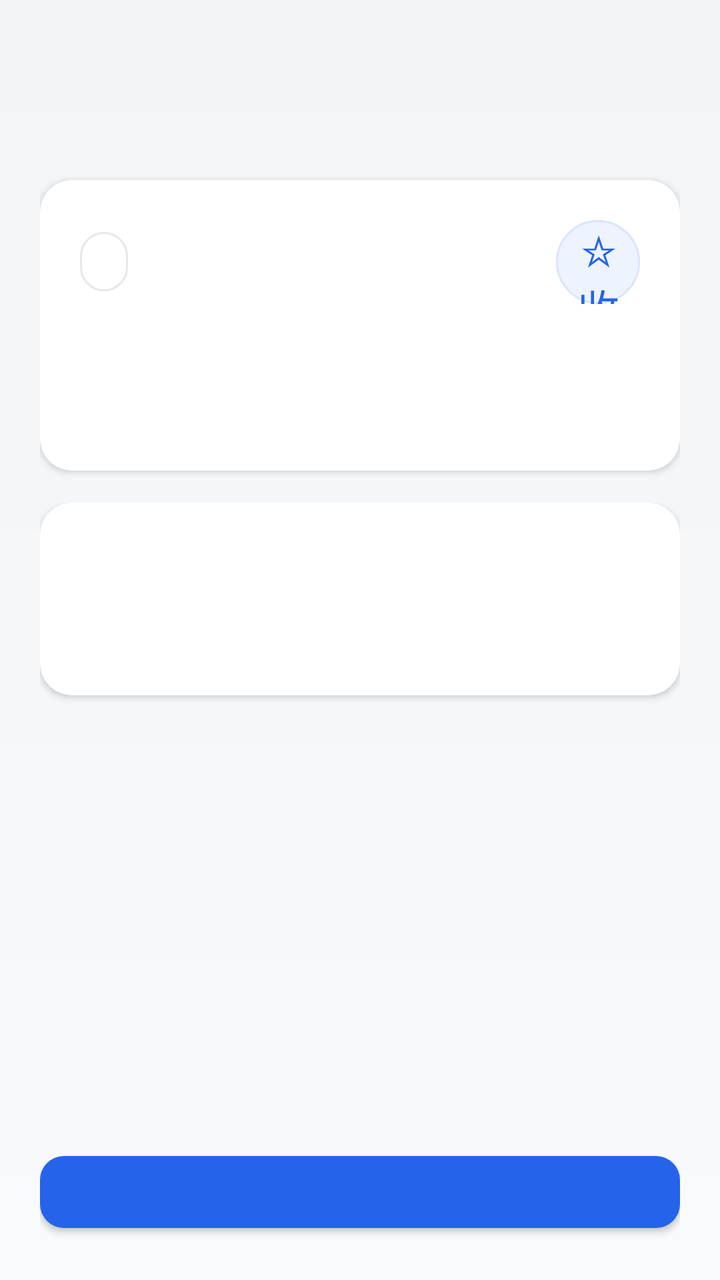
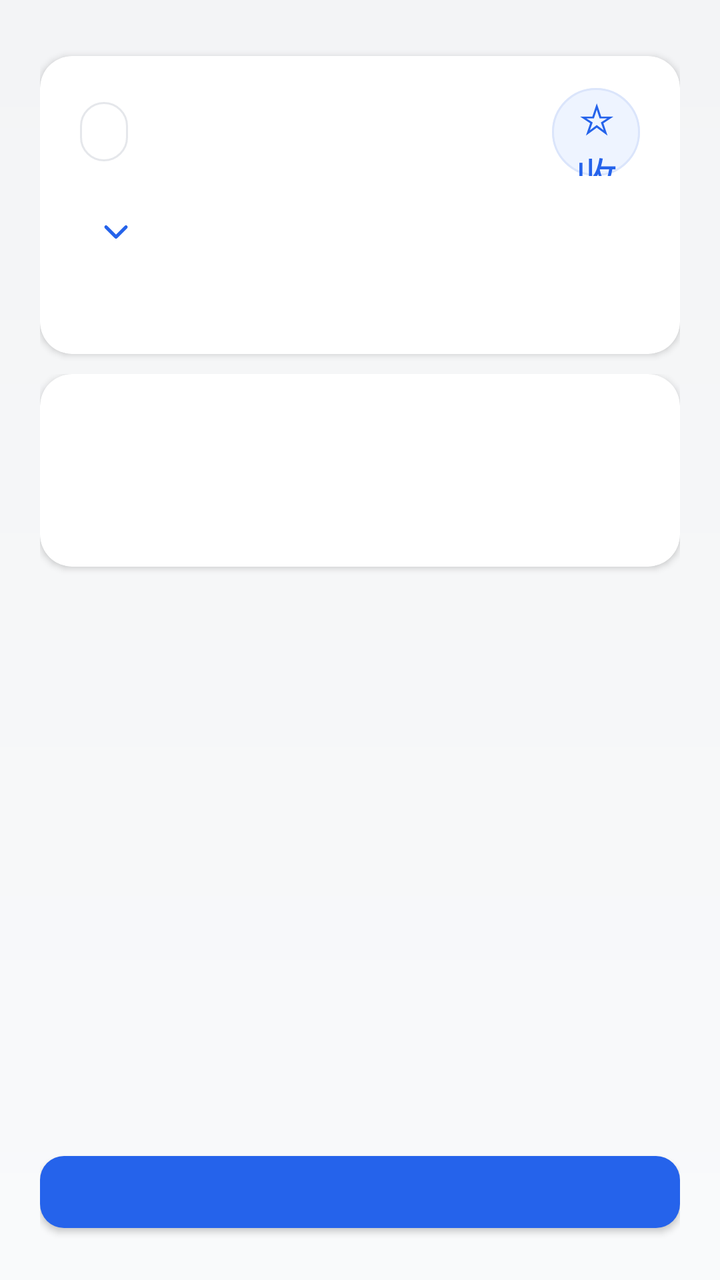

Compare the two renders of this Android layout. The source of the first and the diff that turns it into the second are given below.
<!-- AndroidManifest.xml: application theme Theme.AIQuizLite -->
<!-- res/layout/activity_quiz.xml -->
<?xml version="1.0" encoding="utf-8"?>
<LinearLayout xmlns:android="http://schemas.android.com/apk/res/android"
    xmlns:app="http://schemas.android.com/apk/res-auto"
    android:id="@+id/quizRoot"
    android:layout_width="match_parent"
    android:layout_height="match_parent"
    android:orientation="vertical"
    android:padding="20dp">

    
    <com.google.android.material.card.MaterialCardView
        android:id="@+id/headerCard"
        android:layout_width="match_parent"
        android:layout_height="wrap_content"
        app:cardBackgroundColor="@color/brand_card"
        app:cardCornerRadius="16dp"
        app:cardElevation="2dp"
        android:layout_marginTop="70dp"
        app:strokeWidth="0dp">

        <LinearLayout
            android:id="@+id/headerContent"
            android:layout_width="match_parent"
            android:layout_height="wrap_content"
            android:orientation="vertical"
            android:padding="20dp">

            
            <LinearLayout
                android:layout_width="match_parent"
                android:layout_height="wrap_content"
                android:gravity="center_vertical"
                android:orientation="horizontal">

                <FrameLayout
                    android:layout_width="0dp"
                    android:layout_height="wrap_content"
                    android:layout_weight="1">

                    <TextView
                        android:id="@+id/modeTitleText"
                        android:layout_width="wrap_content"
                        android:layout_height="wrap_content"
                        android:background="@drawable/card_background"
                        android:ellipsize="end"
                        android:fontFamily="sans-serif-medium"
                        android:maxLines="1"
                        android:paddingHorizontal="12dp"
                        android:paddingVertical="6dp"
                        android:textColor="@color/brand_primary"
                        android:textSize="13sp"
                        android:textStyle="bold" />
                </FrameLayout>

                <com.google.android.material.button.MaterialButton
                    android:id="@+id/favoriteButton"
                    style="@style/ButtonStyle.Secondary"
                    android:layout_width="42dp"
                    android:layout_height="42dp"
                    android:layout_marginStart="10dp"
                    android:backgroundTint="@color/brand_primary_soft"
                    android:contentDescription="@string/favorite_question"
                    android:insetTop="0dp"
                    android:insetBottom="0dp"
                    android:minWidth="0dp"
                    android:minHeight="0dp"
                    android:padding="0dp"
                    android:text="@string/favorite_add"
                    android:textSize="21sp"
                    app:cornerRadius="21dp"
                    app:strokeColor="@color/brand_primary_border"
                    app:strokeWidth="1dp" />
            </LinearLayout>

            
            <TextView
                android:id="@+id/progressText"
                android:layout_width="match_parent"
                android:layout_height="wrap_content"
                android:layout_marginTop="14dp"
                android:fontFamily="sans-serif-medium"
                android:textColor="@color/brand_ink"
                android:textSize="18sp"
                android:textStyle="bold" />

            
            <TextView
                android:id="@+id/metaText"
                android:layout_width="wrap_content"
                android:layout_height="wrap_content"
                android:layout_marginTop="6dp"
                android:lineSpacingExtra="3dp"
                android:textColor="@color/brand_text_muted"
                android:textSize="14sp" />

            
            <LinearLayout
                android:id="@+id/correctionPromptRow"
                android:layout_width="match_parent"
                android:layout_height="wrap_content"
                android:layout_marginTop="14dp"
                android:background="@drawable/bg_correction_prompt"
                android:gravity="center_vertical"
                android:minHeight="48dp"
                android:orientation="horizontal"
                android:paddingStart="12dp"
                android:paddingEnd="6dp"
                android:visibility="gone">

                <TextView
                    android:layout_width="wrap_content"
                    android:layout_height="wrap_content"
                    android:text="@string/correction_prompt_symbol"
                    android:textColor="@color/brand_error_dark"
                    android:textSize="14sp"
                    android:textStyle="bold" />

                <TextView
                    android:layout_width="0dp"
                    android:layout_height="wrap_content"
                    android:layout_marginStart="8dp"
                    android:layout_weight="1"
                    android:text="@string/question_answer_may_be_wrong"
                    android:textColor="@color/brand_error_dark"
                    android:textSize="13sp" />

                <com.google.android.material.button.MaterialButton
                    android:id="@+id/correctionButton"
                    style="@style/Widget.MaterialComponents.Button.TextButton"
                    android:layout_width="wrap_content"
                    android:layout_height="40dp"
                    android:backgroundTint="@android:color/transparent"
                    android:insetTop="0dp"
                    android:insetBottom="0dp"
                    android:minWidth="0dp"
                    android:minHeight="0dp"
                    android:paddingStart="10dp"
                    android:paddingEnd="10dp"
                    android:text="@string/submit_correction"
                    android:textColor="@color/brand_error_dark"
                    android:textSize="13sp" />
            </LinearLayout>
        </LinearLayout>
    </com.google.android.material.card.MaterialCardView>

    
    <ScrollView
        android:id="@+id/contentScrollView"
        android:layout_width="match_parent"
        android:layout_height="0dp"
        android:layout_marginTop="16dp"
        android:layout_weight="1"
        android:fillViewport="true"
        android:scrollbars="none">

        <LinearLayout
            android:layout_width="match_parent"
            android:layout_height="wrap_content"
            android:orientation="vertical">

            
            <com.google.android.material.card.MaterialCardView
                android:id="@+id/questionCard"
                android:layout_width="match_parent"
                android:layout_height="wrap_content"
                app:cardBackgroundColor="@color/brand_card"
                app:cardCornerRadius="16dp"
                app:cardElevation="2dp"
                app:strokeWidth="0dp">

                <LinearLayout
                    android:id="@+id/questionContent"
                    android:layout_width="match_parent"
                    android:layout_height="wrap_content"
                    android:orientation="vertical"
                    android:padding="24dp">

                    
                    <TextView
                        android:id="@+id/questionText"
                        android:layout_width="match_parent"
                        android:layout_height="wrap_content"
                        android:textColor="@color/brand_ink"
                        android:textSize="18sp"
                        android:textStyle="bold"
                        android:fontFamily="sans-serif-medium"
                        android:lineSpacingExtra="4dp" />

                    
                    <ImageView
                        android:id="@+id/questionImage"
                        android:layout_width="match_parent"
                        android:layout_height="wrap_content"
                        android:layout_marginTop="20dp"
                        android:adjustViewBounds="true"
                        android:contentDescription="@string/question_image"
                        android:scaleType="fitCenter"
                        android:visibility="gone" />

                    
                    <LinearLayout
                        android:id="@+id/optionsContainer"
                        android:layout_width="match_parent"
                        android:layout_height="wrap_content"
                        android:layout_marginTop="24dp"
                        android:orientation="vertical" />

                    
                    <com.google.android.material.card.MaterialCardView
                        android:id="@+id/feedbackCard"
                        android:layout_width="match_parent"
                        android:layout_height="wrap_content"
                        android:layout_marginTop="20dp"
                        android:visibility="gone"
                        app:cardCornerRadius="12dp"
                        app:cardElevation="0dp"
                        app:strokeWidth="0dp">

                        <LinearLayout
                            android:layout_width="match_parent"
                            android:layout_height="wrap_content"
                            android:orientation="vertical"
                            android:padding="16dp">

                            <TextView
                                android:id="@+id/feedbackText"
                                android:layout_width="match_parent"
                                android:layout_height="wrap_content"
                                android:textColor="@color/brand_ink"
                                android:textSize="15sp"
                                android:lineSpacingExtra="3dp" />
                        </LinearLayout>
                    </com.google.android.material.card.MaterialCardView>
                </LinearLayout>
            </com.google.android.material.card.MaterialCardView>
        </LinearLayout>
    </ScrollView>

    <com.google.android.material.button.MaterialButton
        android:id="@+id/aiExplanationButton"
        style="@style/ButtonStyle.Secondary"
        android:layout_width="match_parent"
        android:layout_height="wrap_content"
        android:layout_marginTop="16dp"
        android:text="@string/ai_explanation"
        android:visibility="gone" />

    
    <com.google.android.material.button.MaterialButton
        android:id="@+id/primaryButton"
        style="@style/ButtonStyle.Primary"
        android:layout_width="match_parent"
        android:layout_height="wrap_content"
        android:layout_marginTop="10dp" />
</LinearLayout>
<!-- resources referenced by this layout -->
<resources>
  <color name="brand_card">#FFFFFF</color>
  <color name="brand_error_dark">#B82A31</color>
  <color name="brand_ink">#111827</color>
  <color name="brand_primary">#2563EB</color>
  <color name="brand_primary_border">#DBE5FB</color>
  <color name="brand_primary_soft">#EEF4FF</color>
  <color name="brand_text_muted">#9CA3AF</color>
  <!-- drawable bg_correction_prompt (drawable) -->
  <?xml version="1.0" encoding="utf-8"?>
  <shape xmlns:android="http://schemas.android.com/apk/res/android"
      android:shape="rectangle">
      <solid android:color="@color/brand_error_soft" />
      <corners android:radius="12dp" />
  </shape>
  <!-- drawable card_background (drawable) -->
  <?xml version="1.0" encoding="utf-8"?>
  <shape xmlns:android="http://schemas.android.com/apk/res/android"
      android:shape="rectangle">
      <solid android:color="#FFFFFF" />
      <corners android:radius="16dp" />
      <stroke
          android:width="1dp"
          android:color="#E5E7EB" />
  </shape>
  <string name="ai_explanation">AI讲解</string>
  <string name="correction_prompt_symbol">!</string>
  <string name="favorite_add">☆ 收藏</string>
  <string name="favorite_question">收藏题目</string>
  <string name="question_answer_may_be_wrong">认为题库答案有误？</string>
  <string name="question_image">题目图片</string>
  <string name="submit_correction">提交纠错</string>
  <style name="ButtonStyle.Primary" parent="Widget.MaterialComponents.Button">
          <item name="backgroundTint">@color/brand_primary</item>
          <item name="cornerRadius">12dp</item>
          <item name="android:textAllCaps">false</item>
          <item name="android:textSize">16sp</item>
          <item name="android:textColor">@color/brand_card</item>
          <item name="android:fontFamily">sans-serif-medium</item>
          <item name="android:minHeight">48dp</item>
          <item name="android:paddingStart">24dp</item>
          <item name="android:paddingEnd">24dp</item>
      </style>
  <style name="ButtonStyle.Secondary" parent="Widget.MaterialComponents.Button.OutlinedButton">
          <item name="cornerRadius">12dp</item>
          <item name="android:textAllCaps">false</item>
          <item name="android:textSize">16sp</item>
          <item name="android:textColor">@color/brand_primary</item>
          <item name="android:fontFamily">sans-serif-medium</item>
          <item name="strokeColor">@color/brand_primary</item>
          <item name="strokeWidth">2dp</item>
          <item name="android:minHeight">48dp</item>
      </style>
  <color name="brand_error_soft">#FFF3F3</color>
  <color name="brand_primary_dark">#1D4ED8</color>
  <color name="brand_success">#10B981</color>
  <color name="brand_surface">#F9FAFB</color>
  <!-- drawable bg_gradient (drawable) -->
  <?xml version="1.0" encoding="utf-8"?>
  <shape xmlns:android="http://schemas.android.com/apk/res/android">
      <gradient
          android:angle="270"
          android:endColor="#F9FAFB"
          android:startColor="#F3F4F6" />
  </shape>
  <style name="TextAppearance.App.Body" parent="TextAppearance.MaterialComponents.Body1">
          <item name="android:textColor">@color/brand_ink</item>
          <item name="android:textSize">16sp</item>
          <item name="lineHeight">24sp</item>
      </style>
  <!-- unchanged entries left out for length: 1 -->
</resources>

<!-- the commit's change to res/layout/activity_quiz.xml (unified diff, before → after) -->
@@ -15,7 +15,7 @@
         app:cardBackgroundColor="@color/brand_card"
         app:cardCornerRadius="16dp"
         app:cardElevation="2dp"
-        android:layout_marginTop="70dp"
+        android:layout_marginTop="8dp"
         app:strokeWidth="0dp">
 
         <LinearLayout
@@ -23,7 +23,8 @@
             android:layout_width="match_parent"
             android:layout_height="wrap_content"
             android:orientation="vertical"
-            android:padding="20dp">
+            android:paddingHorizontal="20dp"
+            android:paddingVertical="16dp">
 
             
             <LinearLayout
@@ -55,8 +56,8 @@
                 <com.google.android.material.button.MaterialButton
                     android:id="@+id/favoriteButton"
                     style="@style/ButtonStyle.Secondary"
-                    android:layout_width="42dp"
-                    android:layout_height="42dp"
+                    android:layout_width="44dp"
+                    android:layout_height="44dp"
                     android:layout_marginStart="10dp"
                     android:backgroundTint="@color/brand_primary_soft"
                     android:contentDescription="@string/favorite_question"
@@ -67,7 +68,7 @@
                     android:padding="0dp"
                     android:text="@string/favorite_add"
                     android:textSize="21sp"
-                    app:cornerRadius="21dp"
+                    app:cornerRadius="22dp"
                     app:strokeColor="@color/brand_primary_border"
                     app:strokeWidth="1dp" />
             </LinearLayout>
@@ -75,9 +76,18 @@
             
             <TextView
                 android:id="@+id/progressText"
-                android:layout_width="match_parent"
-                android:layout_height="wrap_content"
-                android:layout_marginTop="14dp"
+                android:layout_width="wrap_content"
+                android:layout_height="wrap_content"
+                android:layout_marginTop="4dp"
+                android:minHeight="48dp"
+                android:gravity="center_vertical"
+                android:paddingStart="0dp"
+                android:paddingEnd="8dp"
+                android:background="?attr/selectableItemBackground"
+                android:clickable="true"
+                android:focusable="true"
+                app:drawableEndCompat="@drawable/ic_question_jump_expand"
+                android:drawablePadding="8dp"
                 android:fontFamily="sans-serif-medium"
                 android:textColor="@color/brand_ink"
                 android:textSize="18sp"
@@ -88,8 +98,8 @@
                 android:id="@+id/metaText"
                 android:layout_width="wrap_content"
                 android:layout_height="wrap_content"
-                android:layout_marginTop="6dp"
-                android:lineSpacingExtra="3dp"
+                android:layout_marginTop="2dp"
+                android:lineSpacingExtra="1dp"
                 android:textColor="@color/brand_text_muted"
                 android:textSize="14sp" />
 
@@ -148,7 +158,7 @@
         android:id="@+id/contentScrollView"
         android:layout_width="match_parent"
         android:layout_height="0dp"
-        android:layout_marginTop="16dp"
+        android:layout_marginTop="10dp"
         android:layout_weight="1"
         android:fillViewport="true"
         android:scrollbars="none">
<!-- resource entries referenced after the edit -->
@@ -24,6 +24,15 @@
           android:width="1dp"
           android:color="#E5E7EB" />
   </shape>
+  <!-- drawable ic_question_jump_expand (drawable) -->
+  <vector xmlns:android="http://schemas.android.com/apk/res/android"
+      android:width="20dp" android:height="20dp"
+      android:viewportWidth="24" android:viewportHeight="24">
+      <path android:fillColor="@android:color/transparent"
+          android:strokeColor="@color/brand_primary" android:strokeWidth="2"
+          android:strokeLineCap="round" android:strokeLineJoin="round"
+          android:pathData="M6,9 L12,15 L18,9" />
+  </vector>
   <string name="ai_explanation">AI讲解</string>
   <string name="correction_prompt_symbol">!</string>
   <string name="favorite_add">☆ 收藏</string>
